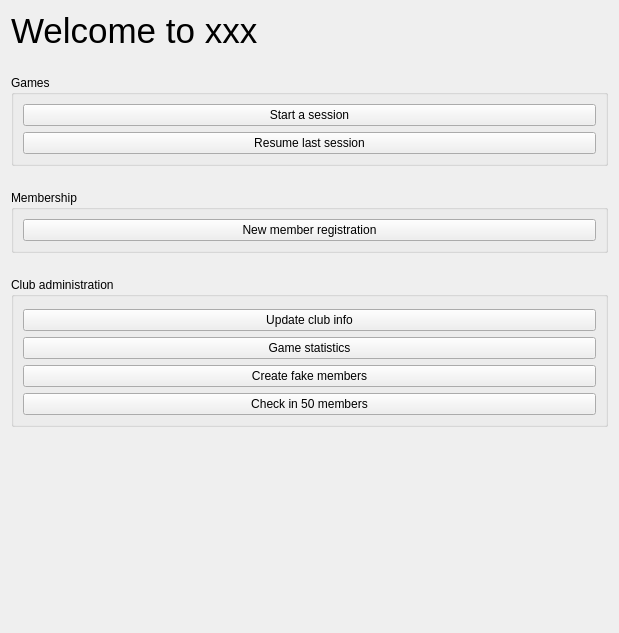
Before: the Qt Designer form src/EmptySessionPage.ui in simophin/game-matcher-qt, drawn with Qt 5.
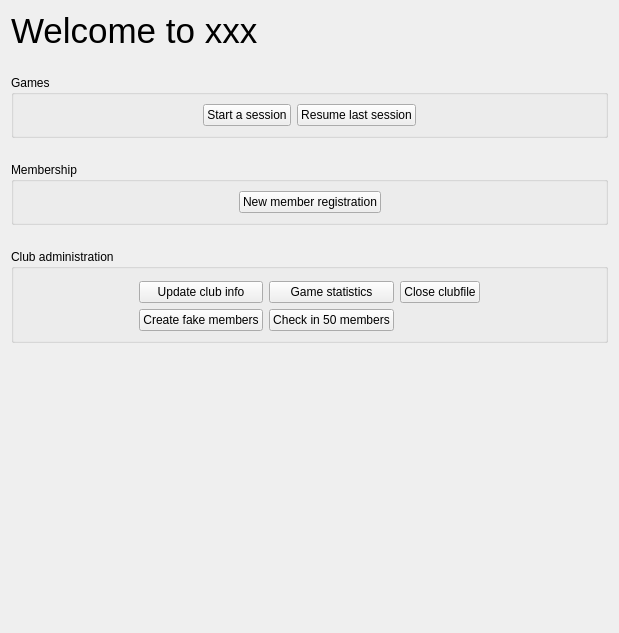
After: the same form once the commit is applied. Icons and pictures are not drawn.

```diff
--- a/src/EmptySessionPage.ui
+++ b/src/EmptySessionPage.ui
@@ -36,12 +36,35 @@
        <property name="title">
         <string>Games</string>
        </property>
-       <layout class="QVBoxLayout" name="verticalLayout_3">
+       <layout class="QHBoxLayout" name="horizontalLayout">
+        <item>
+         <spacer name="horizontalSpacer">
+          <property name="orientation">
+           <enum>Qt::Horizontal</enum>
+          </property>
+          <property name="sizeHint" stdset="0">
+           <size>
+            <width>40</width>
+            <height>20</height>
+           </size>
+          </property>
+         </spacer>
+        </item>
         <item>
          <widget class="QPushButton" name="startButton">
           <property name="text">
            <string>Start a session</string>
           </property>
+          <property name="icon">
+           <iconset resource="../res/icons/icons.qrc">
+            <normaloff>:/icons/System/add-circle-line.svg</normaloff>:/icons/System/add-circle-line.svg</iconset>
+          </property>
+          <property name="iconSize">
+           <size>
+            <width>32</width>
+            <height>32</height>
+           </size>
+          </property>
          </widget>
         </item>
         <item>
@@ -49,8 +72,31 @@
           <property name="text">
            <string>Resume last session</string>
           </property>
+          <property name="icon">
+           <iconset resource="../res/icons/icons.qrc">
+            <normaloff>:/icons/Device/restart-line.svg</normaloff>:/icons/Device/restart-line.svg</iconset>
+          </property>
+          <property name="iconSize">
+           <size>
+            <width>32</width>
+            <height>32</height>
+           </size>
+          </property>
          </widget>
         </item>
+        <item>
+         <spacer name="horizontalSpacer_2">
+          <property name="orientation">
+           <enum>Qt::Horizontal</enum>
+          </property>
+          <property name="sizeHint" stdset="0">
+           <size>
+            <width>40</width>
+            <height>20</height>
+           </size>
+          </property>
+         </spacer>
+        </item>
        </layout>
       </widget>
      </item>
@@ -61,14 +107,50 @@
        </property>
        <layout class="QVBoxLayout" name="verticalLayout_6">
         <item>
-         <layout class="QVBoxLayout" name="verticalLayout_5">
+         <layout class="QHBoxLayout" name="horizontalLayout_2">
+          <item>
+           <spacer name="horizontalSpacer_4">
+            <property name="orientation">
+             <enum>Qt::Horizontal</enum>
+            </property>
+            <property name="sizeHint" stdset="0">
+             <size>
+              <width>40</width>
+              <height>20</height>
+             </size>
+            </property>
+           </spacer>
+          </item>
           <item>
            <widget class="QPushButton" name="newMemberButton">
             <property name="text">
              <string>New member registration</string>
             </property>
+            <property name="icon">
+             <iconset resource="../res/icons/icons.qrc">
+              <normaloff>:/icons/User/account-box-line.svg</normaloff>:/icons/User/account-box-line.svg</iconset>
+            </property>
+            <property name="iconSize">
+             <size>
+              <width>32</width>
+              <height>32</height>
+             </size>
+            </property>
            </widget>
           </item>
+          <item>
+           <spacer name="horizontalSpacer_3">
+            <property name="orientation">
+             <enum>Qt::Horizontal</enum>
+            </property>
+            <property name="sizeHint" stdset="0">
+             <size>
+              <width>40</width>
+              <height>20</height>
+             </size>
+            </property>
+           </spacer>
+          </item>
          </layout>
         </item>
        </layout>
@@ -79,38 +161,101 @@
        <property name="title">
         <string>Club administration</string>
        </property>
-       <layout class="QVBoxLayout" name="verticalLayout_4">
+       <layout class="QGridLayout" name="gridLayout">
         <property name="topMargin">
          <number>12</number>
         </property>
-        <item>
+        <item row="3" column="1">
+         <widget class="QPushButton" name="createFakeButton">
+          <property name="text">
+           <string>Create fake members</string>
+          </property>
+         </widget>
+        </item>
+        <item row="0" column="1">
          <widget class="QPushButton" name="updateButton">
           <property name="text">
            <string>Update club info</string>
           </property>
+          <property name="icon">
+           <iconset resource="../res/icons/icons.qrc">
+            <normaloff>:/icons/Design/edit-box-line.svg</normaloff>:/icons/Design/edit-box-line.svg</iconset>
+          </property>
+          <property name="iconSize">
+           <size>
+            <width>32</width>
+            <height>32</height>
+           </size>
+          </property>
          </widget>
         </item>
-        <item>
+        <item row="0" column="4">
+         <widget class="QPushButton" name="closeButton">
+          <property name="text">
+           <string>Close clubfile</string>
+          </property>
+          <property name="icon">
+           <iconset resource="../res/icons/icons.qrc">
+            <normaloff>:/icons/System/close-circle-line.svg</normaloff>:/icons/System/close-circle-line.svg</iconset>
+          </property>
+          <property name="iconSize">
+           <size>
+            <width>32</width>
+            <height>32</height>
+           </size>
+          </property>
+         </widget>
+        </item>
+        <item row="0" column="2">
          <widget class="QPushButton" name="statsButton">
           <property name="text">
            <string>Game statistics</string>
           </property>
+          <property name="icon">
+           <iconset resource="../res/icons/icons.qrc">
+            <normaloff>:/icons/Document/file-excel-2-fill.svg</normaloff>:/icons/Document/file-excel-2-fill.svg</iconset>
+          </property>
+          <property name="iconSize">
+           <size>
+            <width>32</width>
+            <height>32</height>
+           </size>
+          </property>
          </widget>
         </item>
-        <item>
-         <widget class="QPushButton" name="createFakeButton">
-          <property name="text">
-           <string>Create fake members</string>
+        <item row="0" column="0">
+         <spacer name="horizontalSpacer_5">
+          <property name="orientation">
+           <enum>Qt::Horizontal</enum>
           </property>
-         </widget>
+          <property name="sizeHint" stdset="0">
+           <size>
+            <width>40</width>
+            <height>20</height>
+           </size>
+          </property>
+         </spacer>
         </item>
-        <item>
+        <item row="3" column="2">
          <widget class="QPushButton" name="checkInRandomButton">
           <property name="text">
            <string>Check in 50 members</string>
           </property>
          </widget>
         </item>
+        <item row="0" column="5">
+         <spacer name="horizontalSpacer_6">
+          <property name="orientation">
+           <enum>Qt::Horizontal</enum>
+          </property>
+          <property name="sizeHint" stdset="0">
+           <size>
+            <width>40</width>
+            <height>20</height>
+           </size>
+          </property>
+         </spacer>
+        </item>
        </layout>
       </widget>
      </item>
```
Left out of the diff: 4 changed lines with no effect on the pictures.
